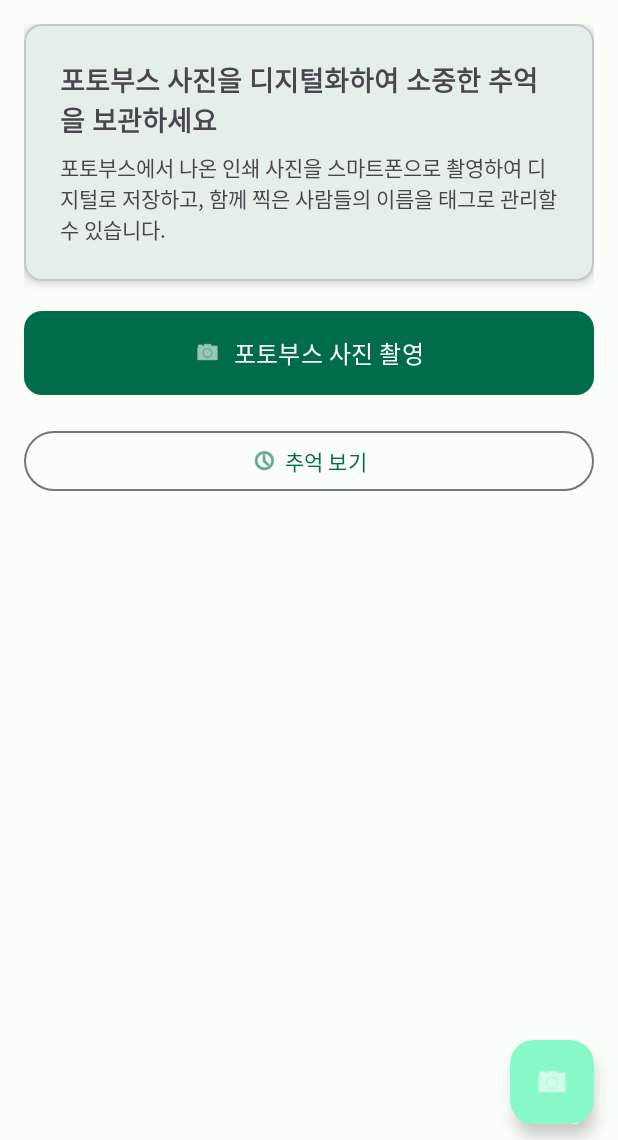
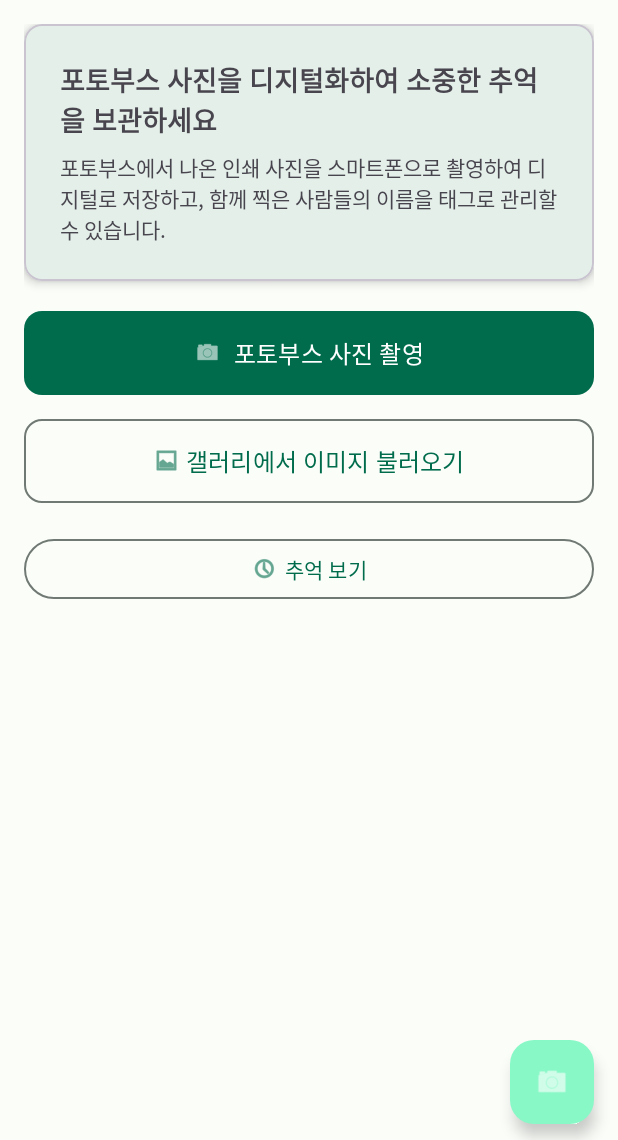
Before and after one commit to nothinking/nemonemo, an Android app: the screen it shows after launch (MainActivity), on a phone screen of 412 x 824 dp, the part 96-1236 px from its top. Run offline under Robolectric (Android 15) with nearby library versions, the phone set to English and light mode, and no system bars; our stand-ins replace Room's generated code; libraries missing offline, so code that uses them is left out: com.google.mlkit.vision.

Commit message:
갤러리에서 이미지 불러오기 기능 추가

```diff
--- a/app/src/main/java/com/example/seventh/HistoryActivity.kt
+++ b/app/src/main/java/com/example/seventh/HistoryActivity.kt
@@ -423,10 +423,11 @@ class HistoryPagerAdapter : RecyclerView.Adapter<HistoryPagerAdapter.HistoryView
                     tagTextView.visibility = View.GONE
                 }
 
-                // 날짜 표시
+                // 날짜 표시 (갤러리에서 불러온 이미지인지 구분)
                 val dateFormat = SimpleDateFormat("yyyy-MM-dd HH:mm", Locale.getDefault())
                 val date = Date(scanHistory.timestamp)
-                dateTextView.text = "촬영 날짜: ${dateFormat.format(date)}"
+                val sourceText = if (scanHistory.isFromGallery) "갤러리에서 불러옴" else "포토부스 촬영"
+                dateTextView.text = "$sourceText - ${dateFormat.format(date)}"
 
                 Log.d(TAG, "Successfully bound history item: ${scanHistory.id}")
             } catch (e: Exception) {
--- a/app/src/main/java/com/example/seventh/data/AppDatabase.kt
+++ b/app/src/main/java/com/example/seventh/data/AppDatabase.kt
@@ -4,8 +4,10 @@ import android.content.Context
 import androidx.room.Database
 import androidx.room.Room
 import androidx.room.RoomDatabase
+import androidx.room.migration.Migration
+import androidx.sqlite.db.SupportSQLiteDatabase
 
-@Database(entities = [ScanHistory::class], version = 1, exportSchema = false)
+@Database(entities = [ScanHistory::class], version = 2, exportSchema = false)
 abstract class AppDatabase : RoomDatabase() {
     abstract fun scanHistoryDao(): ScanHistoryDao
 
@@ -13,13 +15,21 @@ abstract class AppDatabase : RoomDatabase() {
         @Volatile
         private var INSTANCE: AppDatabase? = null
 
+        private val MIGRATION_1_2 = object : Migration(1, 2) {
+            override fun migrate(database: SupportSQLiteDatabase) {
+                database.execSQL("ALTER TABLE scan_history ADD COLUMN isFromGallery INTEGER NOT NULL DEFAULT 0")
+            }
+        }
+
         fun getDatabase(context: Context): AppDatabase {
             return INSTANCE ?: synchronized(this) {
                 val instance = Room.databaseBuilder(
                     context.applicationContext,
                     AppDatabase::class.java,
                     "scan_history_database"
-                ).build()
+                )
+                .addMigrations(MIGRATION_1_2)
+                .build()
                 INSTANCE = instance
                 instance
             }
--- a/app/src/main/java/com/example/seventh/data/ScanHistory.kt
+++ b/app/src/main/java/com/example/seventh/data/ScanHistory.kt
@@ -9,5 +9,6 @@ data class ScanHistory(
     val id: Long = 0,
     val imageUri: String,
     val tags: String,
+    val isFromGallery: Boolean = false,
     val timestamp: Long = System.currentTimeMillis()
 )
--- a/app/src/main/res/layout/activity_main.xml
+++ b/app/src/main/res/layout/activity_main.xml
@@ -80,6 +80,20 @@
                 app:icon="@android:drawable/ic_menu_camera"
                 app:iconGravity="textStart"
                 app:cornerRadius="12dp" />
+
+            <com.google.android.material.button.MaterialButton
+                android:id="@+id/gallery_button"
+                android:layout_width="match_parent"
+                android:layout_height="wrap_content"
+                android:onClick="onGalleryButtonClicked"
+                android:text="@string/gallery_button"
+                android:textSize="16sp"
+                android:padding="16dp"
+                android:layout_marginTop="8dp"
+                app:icon="@android:drawable/ic_menu_gallery"
+                app:iconGravity="textStart"
+                app:cornerRadius="12dp"
+                style="@style/Widget.Material3.Button.OutlinedButton" />
 
             <com.google.android.material.card.MaterialCardView
                 android:id="@+id/result_card"
--- a/app/src/main/res/values/strings.xml
+++ b/app/src/main/res/values/strings.xml
@@ -1,6 +1,7 @@
 <resources>
     <string name="app_name" translatable="false">NEMONEMO</string>
     <string name="scan_button" translatable="false">포토부스 사진 촬영</string>
+    <string name="gallery_button" translatable="false">갤러리에서 이미지 불러오기</string>
     <string name="error_scanner_cancelled" translatable="false">촬영이 취소되었습니다.</string>
     <string name="error_default_message" translatable="false">촬영에 실패했습니다: %1$s</string>
     <string name="label_mode_selector" translatable="false">Scanner feature mode: </string>
```
Also changed, not shown: app/src/main/java/com/example/seventh/MainActivity.kt (+35 -2 lines). Lines whose indentation alone changed are shown as unchanged.
